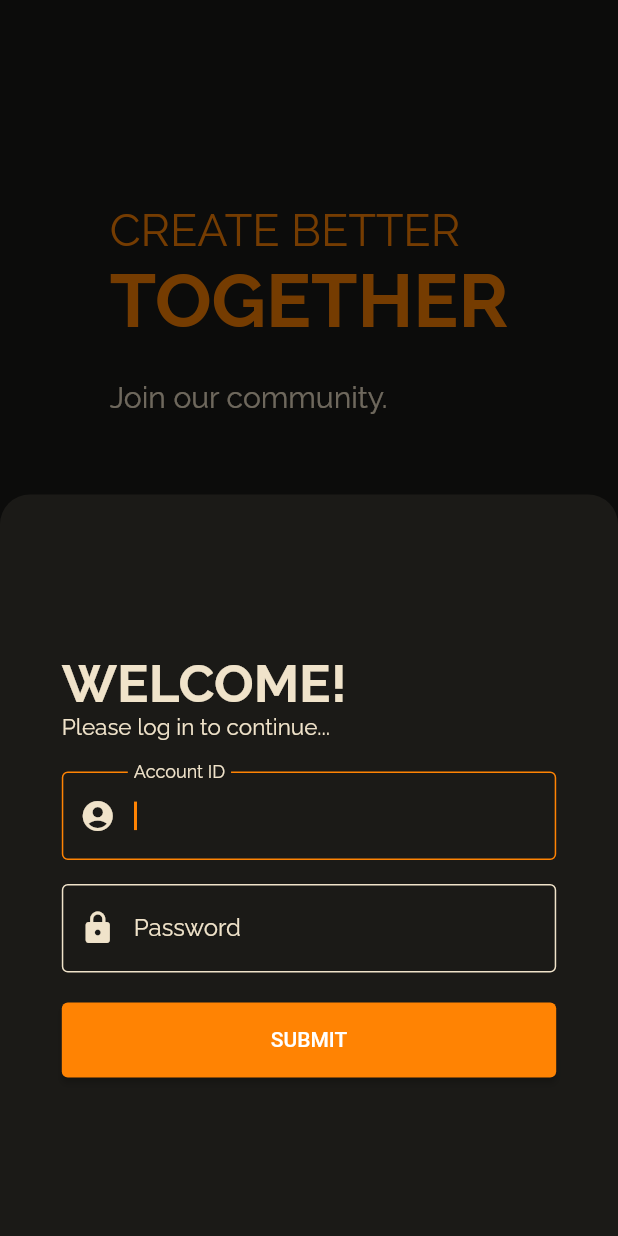
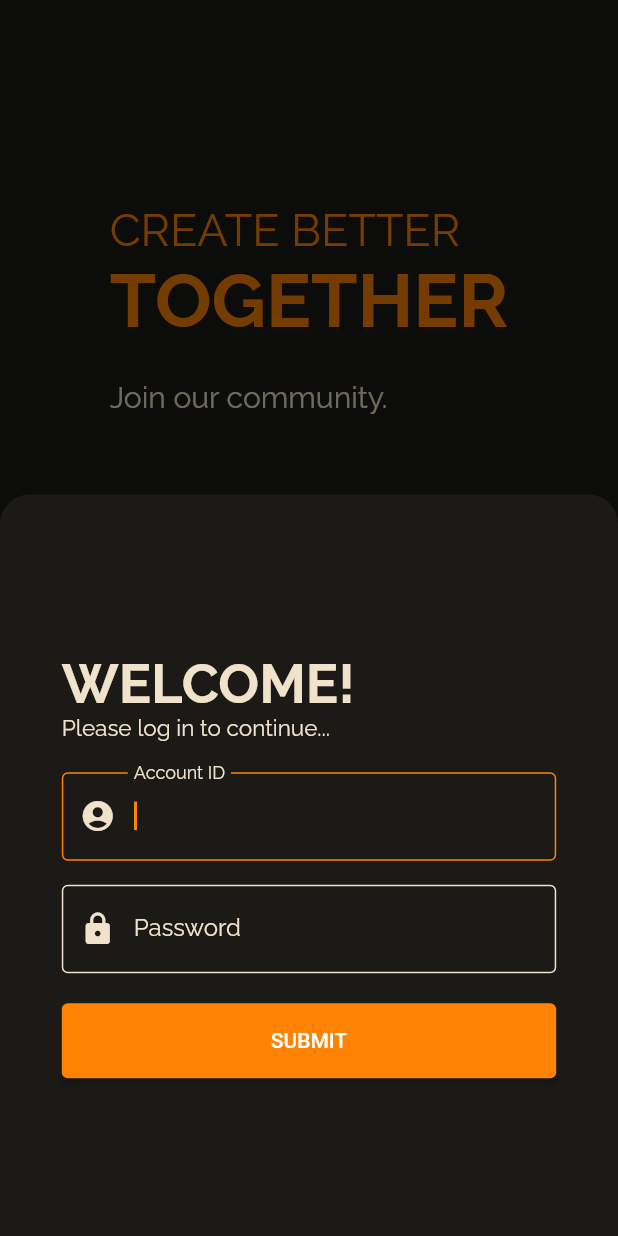
Before and after one commit to OwlRepo/Flutter_Login_UI, a Flutter app: the screen it shows after launch, after a tap on "LOG IN", on a phone screen of 412 x 824 dp. Run offline on Flutter 3.47's test engine with Material 2 defaults, Android fonts, the phone set to English and light mode, and no system bars; our stand-ins replace flutter_signin_button, get, google_fonts.

Commit message:
first commit

```diff
--- a/lib/Widgets/Login/LoginForm.dart
+++ b/lib/Widgets/Login/LoginForm.dart
@@ -22,7 +22,7 @@ class LoginForm extends StatelessWidget {
             'WELCOME!',
             style: GoogleFonts.raleway(
               color: ColorPalette.white,
-              fontSize: 35.0,
+              fontSize: 36.0,
               fontWeight: FontWeight.bold,
             ),
           ),
```
